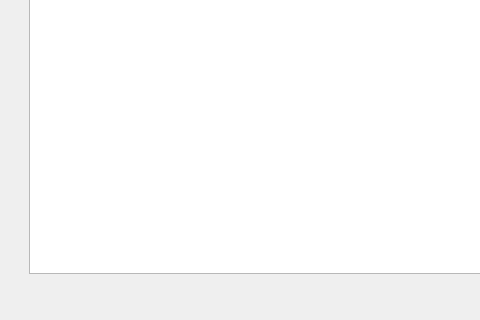
Above: trabFPI/mainwindow.ui from EduardoVernier/trabFPI before the change; both pictures show x 0 to 480 and y 394 to 714 of the 1241 by 714 pixel window. Below: the same form after it.
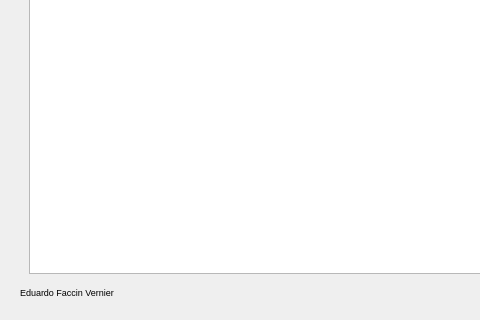
That is the form after the change.

```diff
--- a/trabFPI/mainwindow.ui
+++ b/trabFPI/mainwindow.ui
@@ -370,6 +370,24 @@
      <bool>true</bool>
     </property>
    </widget>
+   <widget class="QLabel" name="label">
+    <property name="geometry">
+     <rect>
+      <x>20</x>
+      <y>665</y>
+      <width>141</width>
+      <height>16</height>
+     </rect>
+    </property>
+    <property name="font">
+     <font>
+      <pointsize>7</pointsize>
+     </font>
+    </property>
+    <property name="text">
+     <string>Eduardo Faccin Vernier</string>
+    </property>
+   </widget>
    <zorder>layoutWidget</zorder>
    <zorder>groupBox</zorder>
    <zorder>groupBox_2</zorder>
```
Left out of the diff: 3 changed lines with no effect on the pictures.
